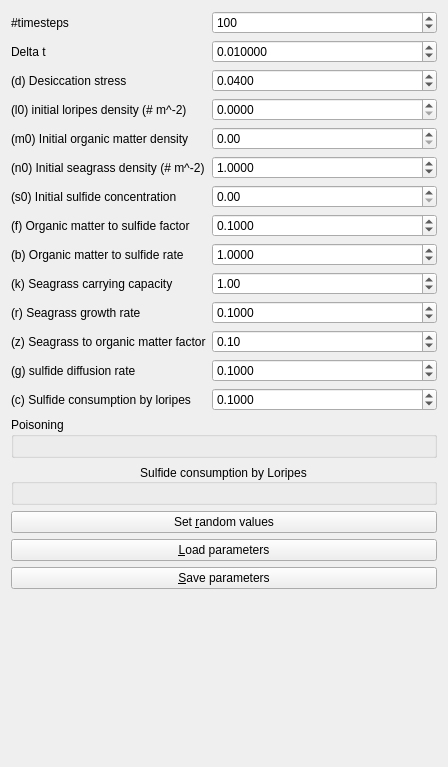
This is Tools/ToolMutualismBreakdowner/qtmutualismbreakdownerparameterswidget.ui in richelbilderbeek/ProjectRichelBilderbeek as Qt 5 draws it before an edit. The edited form follows.
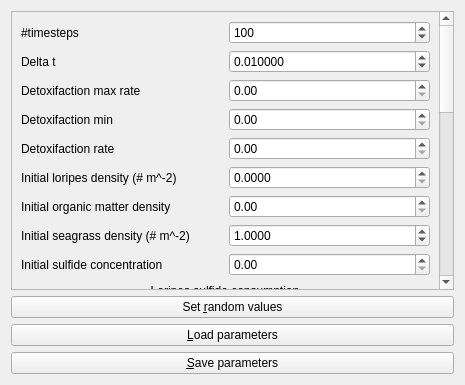
This is the edited form.

Patch:
```diff
--- a/Tools/ToolMutualismBreakdowner/qtmutualismbreakdownerparameterswidget.ui
+++ b/Tools/ToolMutualismBreakdowner/qtmutualismbreakdownerparameterswidget.ui
@@ -6,35 +6,66 @@
    <rect>
     <x>0</x>
     <y>0</y>
-    <width>448</width>
-    <height>767</height>
+    <width>465</width>
+    <height>385</height>
    </rect>
   </property>
   <property name="windowTitle">
    <string>Form</string>
   </property>
-  <layout class="QFormLayout" name="formLayout">
-   <item row="0" column="0">
-    <widget class="QLabel" name="label_n_timesteps">
+  <layout class="QVBoxLayout" name="verticalLayout">
+   <item>
+    <widget class="QScrollArea" name="scrollArea">
+     <property name="widgetResizable">
+      <bool>true</bool>
+     </property>
+     <widget class="QWidget" name="scrollAreaWidgetContents_2">
+      <property name="geometry">
+       <rect>
+        <x>0</x>
+        <y>-482</y>
+        <width>430</width>
+        <height>888</height>
+       </rect>
+      </property>
+      <layout class="QGridLayout" name="gridLayout_3">
+       <item row="8" column="0">
+        <widget class="QLabel" name="label_init_seagrass_density">
      <property name="text">
-      <string>#timesteps</string>
+          <string>Initial seagrass density (# m^-2)</string>
      </property>
     </widget>
    </item>
-   <item row="0" column="1">
-    <widget class="QSpinBox" name="box_n_timesteps">
+       <item row="8" column="1">
+        <widget class="QDoubleSpinBox" name="box_initial_seagrass_density">
+         <property name="decimals">
+          <number>4</number>
+         </property>
+         <property name="minimum">
+          <double>0.000000000000000</double>
+         </property>
      <property name="maximum">
-      <number>1000000000</number>
+          <double>1000000.000000000000000</double>
+         </property>
+         <property name="singleStep">
+          <double>0.100000000000000</double>
      </property>
      <property name="value">
-      <number>100</number>
+          <double>1.000000000000000</double>
      </property>
     </widget>
    </item>
-   <item row="1" column="0">
-    <widget class="QLabel" name="label_delta_t">
+       <item row="7" column="1">
+        <widget class="QDoubleSpinBox" name="box_initial_organic_matter_density">
+         <property name="maximum">
+          <double>10000000.000000000000000</double>
+         </property>
+        </widget>
+       </item>
+       <item row="7" column="0">
+        <widget class="QLabel" name="label_initial_organic_matter_density">
      <property name="text">
-      <string>Delta t</string>
+          <string>Initial organic matter density</string>
      </property>
     </widget>
    </item>
@@ -57,185 +88,220 @@
      </property>
     </widget>
    </item>
-   <item row="2" column="0">
-    <widget class="QLabel" name="label_desiccation_stress">
-     <property name="text">
-      <string>(d) Desiccation stress</string>
-     </property>
-    </widget>
-   </item>
-   <item row="2" column="1">
-    <widget class="QDoubleSpinBox" name="box_desiccation_stress">
-     <property name="decimals">
-      <number>4</number>
-     </property>
-     <property name="maximum">
-      <double>1.000000000000000</double>
-     </property>
-     <property name="singleStep">
-      <double>0.010000000000000</double>
-     </property>
-     <property name="value">
-      <double>0.040000000000000</double>
-     </property>
-    </widget>
-   </item>
-   <item row="4" column="0">
-    <widget class="QLabel" name="label_initial_organic_matter_density">
-     <property name="text">
-      <string>(m0) Initial organic matter density</string>
-     </property>
-    </widget>
-   </item>
-   <item row="4" column="1">
-    <widget class="QDoubleSpinBox" name="box_initial_organic_matter_density">
-     <property name="maximum">
-      <double>10000000.000000000000000</double>
-     </property>
-    </widget>
-   </item>
-   <item row="5" column="0">
-    <widget class="QLabel" name="label_init_seagrass_density">
-     <property name="text">
-      <string>(n0) Initial seagrass density (# m^-2)</string>
-     </property>
-    </widget>
-   </item>
-   <item row="5" column="1">
-    <widget class="QDoubleSpinBox" name="box_initial_seagrass_density">
-     <property name="decimals">
-      <number>4</number>
-     </property>
-     <property name="minimum">
-      <double>0.000000000000000</double>
-     </property>
-     <property name="maximum">
-      <double>1000000.000000000000000</double>
-     </property>
-     <property name="singleStep">
-      <double>0.100000000000000</double>
-     </property>
-     <property name="value">
-      <double>1.000000000000000</double>
-     </property>
-    </widget>
-   </item>
-   <item row="6" column="0">
-    <widget class="QLabel" name="label_initial_sulfide_concentration">
-     <property name="text">
-      <string>(s0) Initial sulfide concentration</string>
-     </property>
-    </widget>
-   </item>
    <item row="6" column="1">
-    <widget class="QDoubleSpinBox" name="box_initial_sulfide_concentration">
-     <property name="maximum">
-      <double>1000000.000000000000000</double>
-     </property>
-    </widget>
-   </item>
-   <item row="7" column="0">
-    <widget class="QLabel" name="label_organic_matter_to_sulfide_factor">
-     <property name="text">
-      <string>(f) Organic matter to sulfide factor</string>
-     </property>
-    </widget>
-   </item>
-   <item row="7" column="1">
-    <widget class="QDoubleSpinBox" name="box_organic_matter_to_sulfide_factor">
+        <widget class="QDoubleSpinBox" name="box_initial_loripes_density">
      <property name="decimals">
       <number>4</number>
      </property>
      <property name="maximum">
       <double>1000.000000000000000</double>
      </property>
-     <property name="value">
+         <property name="singleStep">
       <double>0.100000000000000</double>
      </property>
     </widget>
    </item>
-   <item row="8" column="0">
-    <widget class="QLabel" name="label_organic_matter_to_sulfide_rate">
+       <item row="10" column="0" colspan="2">
+        <widget class="QGroupBox" name="box_consumption_by_loripes">
+         <property name="title">
+          <string>Loripes sulfide consumption</string>
+         </property>
+         <property name="alignment">
+          <set>Qt::AlignCenter</set>
+         </property>
+         <property name="flat">
+          <bool>true</bool>
+         </property>
+         <layout class="QGridLayout" name="gridLayout"/>
+        </widget>
+       </item>
+       <item row="11" column="0">
+        <widget class="QLabel" name="label_mutualism_breakdown_max">
      <property name="text">
-      <string>(b) Organic matter to sulfide rate</string>
+          <string>Mutualism breakdown max</string>
      </property>
     </widget>
    </item>
-   <item row="8" column="1">
-    <widget class="QDoubleSpinBox" name="box_organic_matter_to_sulfide_rate">
-     <property name="decimals">
-      <number>4</number>
-     </property>
-     <property name="maximum">
-      <double>100.000000000000000</double>
-     </property>
-     <property name="value">
-      <double>1.000000000000000</double>
-     </property>
-    </widget>
-   </item>
-   <item row="9" column="0">
+       <item row="6" column="0">
+        <widget class="QLabel" name="label_initial_loripes_density">
+         <property name="text">
+          <string>Initial loripes density (# m^-2)</string>
+         </property>
+        </widget>
+       </item>
+       <item row="16" column="0">
+        <widget class="QLabel" name="label_organic_matter_capture">
+         <property name="text">
+          <string>Organic matter capture</string>
+         </property>
+        </widget>
+       </item>
+       <item row="22" column="0">
     <widget class="QLabel" name="label_seagrass_carrying_capacity">
      <property name="text">
-      <string>(k) Seagrass carrying capacity</string>
+          <string>Seagrass carrying capacity</string>
      </property>
     </widget>
    </item>
+       <item row="5" column="1">
+        <widget class="QDoubleSpinBox" name="box_detoxification_rate"/>
+       </item>
    <item row="9" column="1">
-    <widget class="QDoubleSpinBox" name="box_seagrass_carrying_capacity">
+        <widget class="QDoubleSpinBox" name="box_initial_sulfide_concentration">
      <property name="maximum">
       <double>1000000.000000000000000</double>
      </property>
+        </widget>
+       </item>
+       <item row="4" column="0">
+        <widget class="QLabel" name="label_detoxifaction_min">
+         <property name="text">
+          <string>Detoxifaction min</string>
+         </property>
+        </widget>
+       </item>
+       <item row="9" column="0">
+        <widget class="QLabel" name="label_initial_sulfide_concentration">
+         <property name="text">
+          <string>Initial sulfide concentration</string>
+         </property>
+        </widget>
+       </item>
+       <item row="13" column="0">
+        <widget class="QLabel" name="label_mutualism_breakdown_rate">
+         <property name="text">
+          <string>Mutualism breakdown rate</string>
+         </property>
+        </widget>
+       </item>
+       <item row="27" column="1">
+        <widget class="QDoubleSpinBox" name="box_sulfide_consumption_by_loripes">
+         <property name="decimals">
+          <number>4</number>
+         </property>
+         <property name="maximum">
+          <double>1000.000000000000000</double>
+         </property>
+         <property name="singleStep">
+          <double>0.010000000000000</double>
+         </property>
      <property name="value">
-      <double>1.000000000000000</double>
+          <double>0.100000000000000</double>
      </property>
     </widget>
    </item>
-   <item row="10" column="0">
+       <item row="20" column="1">
+        <widget class="QDoubleSpinBox" name="box_recruitment_max"/>
+       </item>
+       <item row="23" column="0">
     <widget class="QLabel" name="label_seagrass_growth_rate">
      <property name="text">
-      <string>(r) Seagrass growth rate</string>
+          <string>Seagrass growth rate</string>
      </property>
     </widget>
    </item>
-   <item row="10" column="1">
-    <widget class="QDoubleSpinBox" name="box_seagrass_growth_rate">
+       <item row="5" column="0">
+        <widget class="QLabel" name="label_detoxifaction_rate">
+         <property name="text">
+          <string>Detoxifaction rate</string>
+         </property>
+        </widget>
+       </item>
+       <item row="21" column="1">
+        <widget class="QDoubleSpinBox" name="box_recruitment_rate"/>
+       </item>
+       <item row="18" column="0">
+        <widget class="QLabel" name="label_organic_matter_to_sulfide_rate">
+         <property name="text">
+          <string>Organic matter to sulfide rate</string>
+         </property>
+        </widget>
+       </item>
+       <item row="14" column="1">
+        <widget class="QDoubleSpinBox" name="box_organic_matter_addition"/>
+       </item>
+       <item row="2" column="1">
+        <widget class="QDoubleSpinBox" name="box_detoxification_max_rate"/>
+       </item>
+       <item row="15" column="1">
+        <widget class="QDoubleSpinBox" name="box_organic_matter_breakdown"/>
+       </item>
+       <item row="13" column="1">
+        <widget class="QDoubleSpinBox" name="box_mutualism_breakdown_rate"/>
+       </item>
+       <item row="19" column="0" colspan="2">
+        <widget class="QGroupBox" name="box_poisoning">
+         <property name="title">
+          <string>Poisoning</string>
+         </property>
+         <layout class="QGridLayout" name="gridLayout_2"/>
+        </widget>
+       </item>
+       <item row="2" column="0">
+        <widget class="QLabel" name="label_detoxifaction_max_rate">
+         <property name="text">
+          <string>Detoxifaction max rate</string>
+         </property>
+        </widget>
+       </item>
+       <item row="4" column="1">
+        <widget class="QDoubleSpinBox" name="box_detoxification_min"/>
+       </item>
+       <item row="17" column="1">
+        <widget class="QDoubleSpinBox" name="box_organic_matter_to_sulfide_factor">
      <property name="decimals">
       <number>4</number>
      </property>
      <property name="maximum">
-      <double>100.000000000000000</double>
-     </property>
-     <property name="singleStep">
-      <double>0.100000000000000</double>
-     </property>
+          <double>1000.000000000000000</double>
+         </property>
      <property name="value">
       <double>0.100000000000000</double>
      </property>
     </widget>
    </item>
-   <item row="11" column="0">
-    <widget class="QLabel" name="label_seagrass_to_organic_matter_factor">
+       <item row="15" column="0">
+        <widget class="QLabel" name="label_organic_matter_breakdown">
      <property name="text">
-      <string>(z) Seagrass to organic matter factor</string>
-     </property>
-    </widget>
-   </item>
-   <item row="11" column="1">
-    <widget class="QDoubleSpinBox" name="box_seagrass_to_organic_matter_factor">
-     <property name="value">
-      <double>0.100000000000000</double>
-     </property>
-    </widget>
-   </item>
-   <item row="12" column="0">
-    <widget class="QLabel" name="label_sulfide_diffusion_rate">
-     <property name="text">
-      <string>(g) sulfide diffusion rate</string>
+          <string>Organic matter breakdown</string>
      </property>
     </widget>
    </item>
    <item row="12" column="1">
+        <widget class="QDoubleSpinBox" name="box_mutualism_breakdown_r0"/>
+       </item>
+       <item row="20" column="0">
+        <widget class="QLabel" name="label_recruitment_max">
+         <property name="text">
+          <string>Recruitment max</string>
+         </property>
+        </widget>
+       </item>
+       <item row="16" column="1">
+        <widget class="QDoubleSpinBox" name="box_organic_matter_capture"/>
+       </item>
+       <item row="17" column="0">
+        <widget class="QLabel" name="label_organic_matter_to_sulfide_factor">
+         <property name="text">
+          <string>Organic matter to sulfide factor</string>
+         </property>
+        </widget>
+       </item>
+       <item row="21" column="0">
+        <widget class="QLabel" name="label_recruitment_rate">
+         <property name="text">
+          <string>Recruitment rate</string>
+         </property>
+        </widget>
+       </item>
+       <item row="25" column="0">
+        <widget class="QLabel" name="label_sulfide_diffusion_rate">
+         <property name="text">
+          <string>Sulfide diffusion rate</string>
+         </property>
+        </widget>
+       </item>
+       <item row="25" column="1">
     <widget class="QDoubleSpinBox" name="box_sulfide_diffusion_rate">
      <property name="decimals">
       <number>4</number>
@@ -248,92 +314,132 @@
      </property>
     </widget>
    </item>
-   <item row="13" column="0">
+       <item row="23" column="1">
+        <widget class="QDoubleSpinBox" name="box_seagrass_growth_rate">
+         <property name="decimals">
+          <number>4</number>
+         </property>
+         <property name="maximum">
+          <double>100.000000000000000</double>
+         </property>
+         <property name="singleStep">
+          <double>0.100000000000000</double>
+         </property>
+         <property name="value">
+          <double>0.100000000000000</double>
+         </property>
+        </widget>
+       </item>
+       <item row="22" column="1">
+        <widget class="QDoubleSpinBox" name="box_seagrass_carrying_capacity">
+         <property name="maximum">
+          <double>1000000.000000000000000</double>
+         </property>
+         <property name="value">
+          <double>1.000000000000000</double>
+         </property>
+        </widget>
+       </item>
+       <item row="14" column="0">
+        <widget class="QLabel" name="label_organic_matter_addition">
+         <property name="text">
+          <string>Organic matter addition</string>
+         </property>
+        </widget>
+       </item>
+       <item row="1" column="0">
+        <widget class="QLabel" name="label_delta_t">
+         <property name="text">
+          <string>Delta t</string>
+         </property>
+        </widget>
+       </item>
+       <item row="11" column="1">
+        <widget class="QDoubleSpinBox" name="box_mutualism_breakdown_max"/>
+       </item>
+       <item row="12" column="0">
+        <widget class="QLabel" name="label_mutualism_breakdown_r0">
+         <property name="text">
+          <string>Mutualism breakdown r0</string>
+         </property>
+        </widget>
+       </item>
+       <item row="0" column="0">
+        <widget class="QLabel" name="label_n_timesteps">
+         <property name="text">
+          <string>#timesteps</string>
+         </property>
+        </widget>
+       </item>
+       <item row="0" column="1">
+        <widget class="QSpinBox" name="box_n_timesteps">
+         <property name="maximum">
+          <number>1000000000</number>
+         </property>
+         <property name="value">
+          <number>100</number>
+         </property>
+        </widget>
+       </item>
+       <item row="24" column="1">
+        <widget class="QDoubleSpinBox" name="box_seagrass_to_organic_matter_factor">
+         <property name="value">
+          <double>0.100000000000000</double>
+         </property>
+        </widget>
+       </item>
+       <item row="18" column="1">
+        <widget class="QDoubleSpinBox" name="box_organic_matter_to_sulfide_rate">
+         <property name="decimals">
+          <number>4</number>
+         </property>
+         <property name="maximum">
+          <double>100.000000000000000</double>
+         </property>
+         <property name="value">
+          <double>1.000000000000000</double>
+         </property>
+        </widget>
+       </item>
+       <item row="24" column="0">
+        <widget class="QLabel" name="label_seagrass_to_organic_matter_factor">
+         <property name="text">
+          <string>Seagrass to organic matter factor</string>
+         </property>
+        </widget>
+       </item>
+       <item row="27" column="0">
     <widget class="QLabel" name="label_sulfide_consumption_by_loripes">
      <property name="text">
-      <string>(c) Sulfide consumption by loripes</string>
+          <string>Sulfide consumption by loripes</string>
      </property>
     </widget>
    </item>
-   <item row="13" column="1">
-    <widget class="QDoubleSpinBox" name="box_sulfide_consumption_by_loripes">
-     <property name="decimals">
-      <number>4</number>
-     </property>
-     <property name="maximum">
-      <double>1000.000000000000000</double>
-     </property>
-     <property name="singleStep">
-      <double>0.010000000000000</double>
-     </property>
-     <property name="value">
-      <double>0.100000000000000</double>
-     </property>
-    </widget>
-   </item>
-   <item row="16" column="0" colspan="2">
-    <widget class="QGroupBox" name="box_consumption_by_loripes">
-     <property name="title">
-      <string>Sulfide consumption by Loripes</string>
-     </property>
-     <property name="alignment">
-      <set>Qt::AlignCenter</set>
-     </property>
-     <property name="flat">
-      <bool>true</bool>
-     </property>
-     <layout class="QGridLayout" name="gridLayout"/>
+      </layout>
+     </widget>
     </widget>
    </item>
-   <item row="17" column="0" colspan="2">
+   <item>
     <widget class="QPushButton" name="button_set_random_values">
      <property name="text">
       <string>Set &amp;random values</string>
      </property>
     </widget>
    </item>
-   <item row="18" column="0" colspan="2">
+   <item>
     <widget class="QPushButton" name="button_load">
      <property name="text">
       <string>&amp;Load parameters</string>
      </property>
     </widget>
    </item>
-   <item row="19" column="0" colspan="2">
+   <item>
     <widget class="QPushButton" name="button_save">
      <property name="text">
       <string>&amp;Save parameters</string>
      </property>
     </widget>
    </item>
-   <item row="3" column="0">
-    <widget class="QLabel" name="label_initial_loripes_density">
-     <property name="text">
-      <string>(l0) initial loripes density (# m^-2)</string>
-     </property>
-    </widget>
-   </item>
-   <item row="3" column="1">
-    <widget class="QDoubleSpinBox" name="box_initial_loripes_density">
-     <property name="decimals">
-      <number>4</number>
-     </property>
-     <property name="maximum">
-      <double>1000.000000000000000</double>
-     </property>
-     <property name="singleStep">
-      <double>0.100000000000000</double>
-     </property>
-    </widget>
-   </item>
-   <item row="15" column="0" colspan="2">
-    <widget class="QGroupBox" name="box_poisoning">
-     <property name="title">
-      <string>Poisoning</string>
-     </property>
-     <layout class="QGridLayout" name="gridLayout_2"/>
-    </widget>
-   </item>
   </layout>
  </widget>
  <tabstops>
```
Left out of the diff: 14 changed lines with no effect on the pictures. Lines whose indentation alone changed are shown as unchanged.
